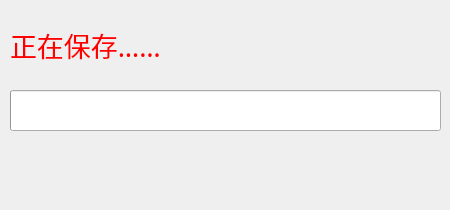
Old version of the form saving.ui in the repository DZDcyj/TeacherLanHelper.
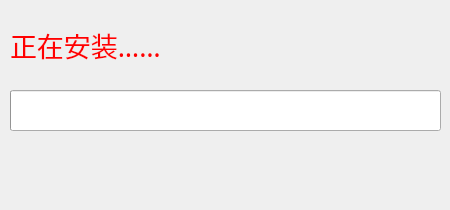
New version of the form. Icons and pictures are not drawn.

Diff of the .ui file:
```diff
--- a/saving.ui
+++ b/saving.ui
@@ -32,7 +32,7 @@
     <string notr="true">color: rgb(255, 0, 0);</string>
    </property>
    <property name="text">
-    <string>正在保存……</string>
+    <string>正在安装……</string>
    </property>
   </widget>
   <widget class="QProgressBar" name="progressBar">
```
Left out of the diff: 10 changed lines with no effect on the pictures.
